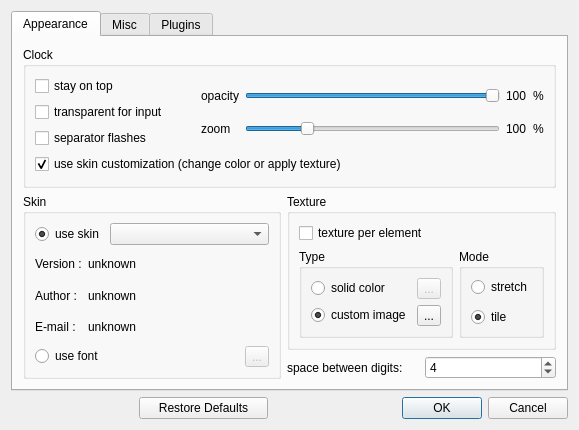
Old version of the form digital_clock/gui/settings_dialog.ui in the repository Kolcha/DigitalClock4.
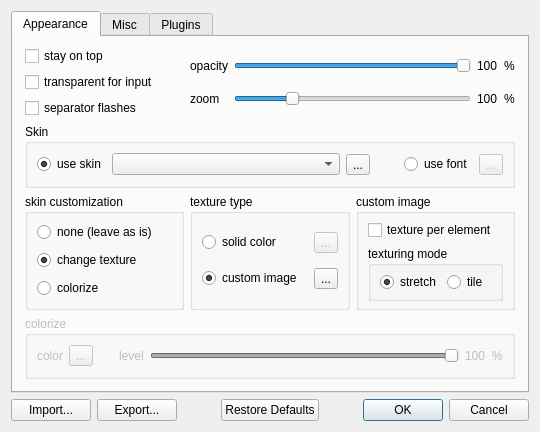
New version of the form. Icons and pictures are not drawn.

Commit message:
redesigned settings dialog
branch : settings_dlg

Diff of the .ui file:
```diff
--- a/digital_clock/gui/settings_dialog.ui
+++ b/digital_clock/gui/settings_dialog.ui
@@ -6,15 +6,72 @@
    <rect>
     <x>0</x>
     <y>0</y>
-    <width>536</width>
-    <height>385</height>
+    <width>496</width>
+    <height>382</height>
    </rect>
   </property>
   <property name="windowTitle">
    <string>Settings</string>
   </property>
-  <layout class="QGridLayout" name="dialog_layout">
-   <item row="0" column="0">
+  <layout class="QGridLayout" name="gridLayout">
+   <item row="1" column="5">
+    <widget class="QDialogButtonBox" name="buttonBox">
+     <property name="orientation">
+      <enum>Qt::Horizontal</enum>
+     </property>
+     <property name="standardButtons">
+      <set>QDialogButtonBox::Cancel|QDialogButtonBox::Ok</set>
+     </property>
+    </widget>
+   </item>
+   <item row="1" column="1">
+    <widget class="QPushButton" name="export_btn">
+     <property name="text">
+      <string>Export...</string>
+     </property>
+    </widget>
+   </item>
+   <item row="1" column="3">
+    <widget class="QPushButton" name="defaults_bth">
+     <property name="text">
+      <string>Restore Defaults</string>
+     </property>
+    </widget>
+   </item>
+   <item row="1" column="4">
+    <spacer name="horizontalSpacer_2">
+     <property name="orientation">
+      <enum>Qt::Horizontal</enum>
+     </property>
+     <property name="sizeHint" stdset="0">
+      <size>
+       <width>21</width>
+       <height>20</height>
+      </size>
+     </property>
+    </spacer>
+   </item>
+   <item row="1" column="0">
+    <widget class="QPushButton" name="import_btn">
+     <property name="text">
+      <string>Import...</string>
+     </property>
+    </widget>
+   </item>
+   <item row="1" column="2">
+    <spacer name="horizontalSpacer">
+     <property name="orientation">
+      <enum>Qt::Horizontal</enum>
+     </property>
+     <property name="sizeHint" stdset="0">
+      <size>
+       <width>21</width>
+       <height>20</height>
+      </size>
+     </property>
+    </spacer>
+   </item>
+   <item row="0" column="0" colspan="6">
     <widget class="QTabWidget" name="tabWidget">
      <property name="currentIndex">
       <number>0</number>
@@ -23,26 +80,42 @@
       <attribute name="title">
        <string>Appearance</string>
       </attribute>
-      <layout class="QGridLayout" name="appearance_tab_layout">
+      <layout class="QGridLayout" name="appearance_layout">
        <property name="leftMargin">
-        <number>10</number>
-       </property>
-       <property name="topMargin">
-        <number>10</number>
+        <number>12</number>
        </property>
        <property name="rightMargin">
-        <number>10</number>
+        <number>12</number>
        </property>
        <property name="bottomMargin">
-        <number>10</number>
+        <number>12</number>
        </property>
-       <item row="0" column="0" colspan="2">
-        <widget class="QGroupBox" name="clock_group">
-         <property name="title">
-          <string>Clock</string>
-         </property>
-         <layout class="QGridLayout" name="clock_layout">
-          <item row="0" column="2">
+       <item row="0" column="0">
+        <layout class="QVBoxLayout" name="checkbox_layout">
+         <item>
+          <widget class="QCheckBox" name="stay_on_top">
+           <property name="text">
+            <string>stay on top</string>
+           </property>
+          </widget>
+         </item>
+         <item>
+          <widget class="QCheckBox" name="transp_for_input">
+           <property name="text">
+            <string>transparent for input</string>
+           </property>
+          </widget>
+         </item>
+         <item>
+          <widget class="QCheckBox" name="sep_flash">
+           <property name="text">
+            <string>separator flashes</string>
+           </property>
+          </widget>
+         </item>
+        </layout>
+       </item>
+       <item row="0" column="1" colspan="2">
            <layout class="QGridLayout" name="sliders_layout">
             <item row="0" column="0">
              <widget class="QLabel" name="opacity_label">
@@ -124,67 +197,11 @@
            </layout>
           </item>
           <item row="1" column="0" colspan="3">
-           <widget class="QCheckBox" name="use_customization">
-            <property name="text">
-             <string>use skin customization (change color or apply texture)</string>
-            </property>
-            <property name="checked">
-             <bool>true</bool>
-            </property>
-           </widget>
-          </item>
-          <item row="0" column="1">
-           <spacer name="horizontalSpacer">
-            <property name="orientation">
-             <enum>Qt::Horizontal</enum>
-            </property>
-            <property name="sizeType">
-             <enum>QSizePolicy::Fixed</enum>
-            </property>
-            <property name="sizeHint" stdset="0">
-             <size>
-              <width>20</width>
-              <height>20</height>
-             </size>
-            </property>
-           </spacer>
-          </item>
-          <item row="0" column="0">
-           <layout class="QVBoxLayout" name="checkbox_layout">
-            <item>
-             <widget class="QCheckBox" name="stay_on_top">
-              <property name="text">
-               <string>stay on top</string>
-              </property>
-             </widget>
-            </item>
-            <item>
-             <widget class="QCheckBox" name="transp_for_input">
-              <property name="text">
-               <string>transparent for input</string>
-              </property>
-             </widget>
-            </item>
-            <item>
-             <widget class="QCheckBox" name="sep_flash">
-              <property name="text">
-               <string>separator flashes</string>
-              </property>
-             </widget>
-            </item>
-           </layout>
-          </item>
-         </layout>
-        </widget>
-       </item>
-       <item row="1" column="0" rowspan="2">
         <widget class="QGroupBox" name="skin_group">
          <property name="title">
           <string>Skin</string>
          </property>
-         <layout class="QVBoxLayout" name="skin_layout">
-          <item>
-           <layout class="QHBoxLayout" name="skin_name_layout" stretch="0,1">
+         <layout class="QHBoxLayout" name="skin_layout">
             <item>
              <widget class="QRadioButton" name="use_skin">
               <property name="text">
@@ -197,6 +214,12 @@
             </item>
             <item>
              <widget class="QComboBox" name="skin_box">
+            <property name="sizePolicy">
+             <sizepolicy hsizetype="Expanding" vsizetype="Fixed">
+              <horstretch>0</horstretch>
+              <verstretch>0</verstretch>
+             </sizepolicy>
+            </property>
               <property name="minimumSize">
                <size>
                 <width>155</width>
@@ -205,56 +228,33 @@
               </property>
              </widget>
             </item>
-           </layout>
-          </item>
           <item>
-           <layout class="QGridLayout" name="skin_info_layout" columnstretch="0,1">
-            <item row="0" column="0">
-             <widget class="QLabel" name="version_label">
+           <widget class="QToolButton" name="skin_info_btn">
               <property name="text">
-               <string>Version :</string>
-              </property>
-             </widget>
-            </item>
-            <item row="0" column="1">
-             <widget class="QLabel" name="version_value">
-              <property name="text">
-               <string notr="true">unknown</string>
+             <string>...</string>
+            </property>
+            <property name="icon">
+             <iconset resource="../digital_clock.qrc">
+              <normaloff>:/clock/images/about.svg</normaloff>:/clock/images/about.svg</iconset>
               </property>
              </widget>
             </item>
-            <item row="1" column="1">
-             <widget class="QLabel" name="author_value">
-              <property name="text">
-               <string notr="true">unknown</string>
-              </property>
-             </widget>
-            </item>
-            <item row="2" column="0">
-             <widget class="QLabel" name="email_label">
-              <property name="text">
-               <string>E-mail :</string>
-              </property>
-             </widget>
-            </item>
-            <item row="1" column="0">
-             <widget class="QLabel" name="author_label">
-              <property name="text">
-               <string>Author :</string>
-              </property>
-             </widget>
-            </item>
-            <item row="2" column="1">
-             <widget class="QLabel" name="email_value">
-              <property name="text">
-               <string notr="true">unknown</string>
-              </property>
-             </widget>
-            </item>
-           </layout>
-          </item>
-          <item>
-           <layout class="QHBoxLayout" name="font_layout">
+          <item>
+           <spacer name="horizontalSpacer_5">
+            <property name="orientation">
+             <enum>Qt::Horizontal</enum>
+            </property>
+            <property name="sizeType">
+             <enum>QSizePolicy::Fixed</enum>
+            </property>
+            <property name="sizeHint" stdset="0">
+             <size>
+              <width>28</width>
+              <height>20</height>
+             </size>
+            </property>
+           </spacer>
+          </item>
             <item>
              <widget class="QRadioButton" name="use_font">
               <property name="text">
@@ -262,19 +262,6 @@
               </property>
              </widget>
             </item>
-            <item>
-             <spacer name="horizontalSpacer_2">
-              <property name="orientation">
-               <enum>Qt::Horizontal</enum>
-              </property>
-              <property name="sizeHint" stdset="0">
-               <size>
-                <width>40</width>
-                <height>20</height>
-               </size>
-              </property>
-             </spacer>
-            </item>
             <item>
              <widget class="QToolButton" name="sel_font_btn">
               <property name="enabled">
@@ -286,22 +273,53 @@
              </widget>
             </item>
            </layout>
+        </widget>
+       </item>
+       <item row="2" column="0">
+        <widget class="QGroupBox" name="customization_group">
+         <property name="title">
+          <string>skin customization</string>
+         </property>
+         <layout class="QVBoxLayout" name="customization_layout">
+          <property name="topMargin">
+           <number>6</number>
+          </property>
+          <property name="bottomMargin">
+           <number>6</number>
+          </property>
+          <item>
+           <widget class="QRadioButton" name="cust_none">
+            <property name="text">
+             <string>none (leave as is)</string>
+            </property>
+           </widget>
+          </item>
+          <item>
+           <widget class="QRadioButton" name="cust_texturing">
+            <property name="text">
+             <string>change texture</string>
+            </property>
+            <property name="checked">
+             <bool>true</bool>
+            </property>
+           </widget>
+          </item>
+          <item>
+           <widget class="QRadioButton" name="cust_colorize">
+            <property name="text">
+             <string>colorize</string>
+            </property>
+           </widget>
           </item>
          </layout>
         </widget>
        </item>
-       <item row="1" column="1">
+       <item row="2" column="1">
         <widget class="QGroupBox" name="texture_group">
          <property name="title">
-          <string>Texture</string>
+          <string>texture type</string>
          </property>
          <layout class="QGridLayout" name="texture_layout">
-          <item row="1" column="0">
-           <widget class="QGroupBox" name="txd_type_group">
-            <property name="title">
-             <string>Type</string>
-            </property>
-            <layout class="QGridLayout" name="type_layout">
              <item row="0" column="0">
               <widget class="QRadioButton" name="type_color">
                <property name="text">
@@ -309,6 +327,16 @@
                </property>
               </widget>
              </item>
+          <item row="0" column="1">
+           <widget class="QToolButton" name="sel_color_btn">
+            <property name="enabled">
+             <bool>false</bool>
+            </property>
+            <property name="text">
+             <string>...</string>
+            </property>
+           </widget>
+          </item>
              <item row="1" column="0">
               <widget class="QRadioButton" name="type_image">
                <property name="text">
@@ -322,32 +350,38 @@
              <item row="1" column="1">
               <widget class="QToolButton" name="sel_image_btn">
                <property name="text">
-                <string notr="true">...</string>
-               </property>
-              </widget>
-             </item>
-             <item row="0" column="1">
-              <widget class="QToolButton" name="sel_color_btn">
-               <property name="enabled">
-                <bool>false</bool>
-               </property>
-               <property name="text">
-                <string notr="true">...</string>
+             <string>...</string>
                </property>
               </widget>
              </item>
             </layout>
            </widget>
           </item>
-          <item row="1" column="1">
+       <item row="2" column="2">
+        <widget class="QGroupBox" name="image_group">
+         <property name="title">
+          <string>custom image</string>
+         </property>
+         <layout class="QVBoxLayout" name="image_layout">
+          <property name="topMargin">
+           <number>6</number>
+          </property>
+          <property name="bottomMargin">
+           <number>6</number>
+          </property>
+          <item>
+           <widget class="QCheckBox" name="txd_per_elem">
+            <property name="text">
+             <string>texture per element</string>
+            </property>
+           </widget>
+          </item>
+          <item>
            <widget class="QGroupBox" name="mode_group">
             <property name="title">
-             <string>Mode</string>
+             <string>texturing mode</string>
             </property>
-            <layout class="QVBoxLayout" name="mode_layout">
-             <property name="spacing">
-              <number>8</number>
-             </property>
+            <layout class="QHBoxLayout" name="mode_layout">
              <property name="topMargin">
               <number>6</number>
              </property>
@@ -359,6 +393,9 @@
                <property name="text">
                 <string>stretch</string>
                </property>
+               <property name="checked">
+                <bool>true</bool>
+               </property>
               </widget>
              </item>
              <item>
@@ -366,47 +403,92 @@
                <property name="text">
                 <string>tile</string>
                </property>
-               <property name="checked">
-                <bool>true</bool>
-               </property>
               </widget>
              </item>
             </layout>
            </widget>
           </item>
-          <item row="0" column="0" colspan="2">
-           <widget class="QCheckBox" name="txd_per_elem">
+         </layout>
+        </widget>
+       </item>
+       <item row="3" column="0" colspan="3">
+        <widget class="QGroupBox" name="colorize_group">
+         <property name="enabled">
+          <bool>false</bool>
+         </property>
+         <property name="title">
+          <string>colorize</string>
+         </property>
+         <layout class="QHBoxLayout" name="colorize_layout">
+          <item>
+           <widget class="QLabel" name="color_label">
             <property name="text">
-             <string>texture per element</string>
+             <string>color</string>
             </property>
+            <property name="margin">
+             <number>3</number>
+            </property>
            </widget>
           </item>
-         </layout>
-        </widget>
-       </item>
-       <item row="2" column="1">
-        <layout class="QHBoxLayout" name="space_layout">
+          <item>
+           <widget class="QToolButton" name="img_color_btn">
+            <property name="text">
+             <string>...</string>
+            </property>
+           </widget>
+          </item>
          <item>
-          <widget class="QLabel" name="space_label">
+           <spacer name="horizontalSpacer_3">
+            <property name="orientation">
+             <enum>Qt::Horizontal</enum>
+            </property>
+            <property name="sizeType">
+             <enum>QSizePolicy::Fixed</enum>
+            </property>
+            <property name="sizeHint" stdset="0">
+             <size>
+              <width>20</width>
+              <height>20</height>
+             </size>
+            </property>
+           </spacer>
+          </item>
+          <item>
+           <widget class="QLabel" name="level_label">
            <property name="text">
-            <string>space between digits:</string>
+             <string>level</string>
            </property>
           </widget>
          </item>
          <item>
-          <widget class="QSpinBox" name="space_value">
-           <property name="minimum">
-            <number>-10</number>
-           </property>
+           <widget class="QSlider" name="level_slider">
            <property name="maximum">
             <number>100</number>
            </property>
            <property name="value">
-            <number>4</number>
+             <number>100</number>
+            </property>
+            <property name="orientation">
+             <enum>Qt::Horizontal</enum>
+            </property>
+           </widget>
+          </item>
+          <item>
+           <widget class="QLabel" name="level_value">
+            <property name="text">
+             <string>100</string>
+            </property>
+           </widget>
+          </item>
+          <item>
+           <widget class="QLabel" name="level_percent">
+            <property name="text">
+             <string>%</string>
            </property>
           </widget>
          </item>
         </layout>
+        </widget>
        </item>
       </layout>
      </widget>
@@ -414,65 +496,54 @@
       <attribute name="title">
        <string>Misc</string>
       </attribute>
-      <layout class="QGridLayout" name="misc_tab_layout">
+      <layout class="QGridLayout" name="misc_layout">
        <property name="leftMargin">
-        <number>10</number>
+        <number>12</number>
        </property>
-       <property name="topMargin">
-        <number>10</number>
-       </property>
        <property name="rightMargin">
-        <number>10</number>
+        <number>12</number>
        </property>
        <property name="bottomMargin">
-        <number>10</number>
+        <number>12</number>
        </property>
-       <item row="0" column="1">
-        <widget class="QGroupBox" name="export_import_group">
-         <property name="title">
-          <string>Export/import settings</string>
-         </property>
-         <layout class="QHBoxLayout" name="export_import_layout">
-          <property name="leftMargin">
-           <number>8</number>
-          </property>
-          <property name="topMargin">
-           <number>8</number>
-          </property>
-          <property name="rightMargin">
-           <number>8</number>
-          </property>
-          <property name="bottomMargin">
-           <number>8</number>
-          </property>
-          <item>
-           <widget class="QPushButton" name="export_btn">
-            <property name="text">
-             <string>Export ...</string>
-            </property>
-           </widget>
-          </item>
-          <item>
-           <widget class="QPushButton" name="import_btn">
-            <property name="text">
-             <string>Import ...</string>
-            </property>
-           </widget>
-          </item>
-         </layout>
-        </widget>
-       </item>
        <item row="0" column="0">
+        <layout class="QVBoxLayout" name="verticalLayout">
+         <item>
+          <widget class="QCheckBox" name="autostart">
+           <property name="text">
+            <string>start on system startup</string>
+           </property>
+          </widget>
+         </item>
+         <item>
+          <widget class="QCheckBox" name="enable_autoupdate">
+           <property name="text">
+            <string>enable autoupdate</string>
+           </property>
+           <property name="checked">
+            <bool>true</bool>
+           </property>
+          </widget>
+         </item>
+        </layout>
+       </item>
+       <item row="0" column="1">
         <widget class="QGroupBox" name="time_format_group">
          <property name="title">
           <string>Time format</string>
          </property>
          <layout class="QHBoxLayout" name="time_format_layout">
+          <property name="leftMargin">
+           <number>8</number>
+          </property>
           <property name="topMargin">
+           <number>10</number>
+          </property>
+          <property name="rightMargin">
            <number>8</number>
           </property>
           <property name="bottomMargin">
-           <number>8</number>
+           <number>10</number>
           </property>
           <item>
            <widget class="QRadioButton" name="system_format">
@@ -566,27 +637,53 @@
         </widget>
        </item>
        <item row="1" column="0" colspan="2">
+        <widget class="QGroupBox" name="space_group">
+         <property name="title">
+          <string>Space between digits</string>
+         </property>
+         <layout class="QHBoxLayout" name="space_layout">
+          <item>
+           <widget class="QLabel" name="space_less_label">
+            <property name="text">
+             <string>less</string>
+            </property>
+           </widget>
+          </item>
+          <item>
+           <widget class="QSlider" name="space_slider">
+            <property name="minimum">
+             <number>-10</number>
+            </property>
+            <property name="maximum">
+             <number>50</number>
+            </property>
+            <property name="value">
+             <number>4</number>
+            </property>
+            <property name="orientation">
+             <enum>Qt::Horizontal</enum>
+            </property>
+            <property name="tickPosition">
+             <enum>QSlider::NoTicks</enum>
+            </property>
+           </widget>
+          </item>
+          <item>
+           <widget class="QLabel" name="space_more_label">
+            <property name="text">
+             <string>more</string>
+            </property>
+           </widget>
+          </item>
+         </layout>
+        </widget>
+       </item>
+       <item row="2" column="0" colspan="2">
         <widget class="QGroupBox" name="autoupdate_group">
          <property name="title">
           <string>Autoupdate</string>
          </property>
          <layout class="QHBoxLayout" name="autoupdate_layout">
-          <property name="topMargin">
-           <number>8</number>
-          </property>
-          <property name="bottomMargin">
-           <number>8</number>
-          </property>
-          <item>
-           <widget class="QCheckBox" name="enable_autoupdate">
-            <property name="text">
-             <string>enable autoupdate</string>
-            </property>
-            <property name="checked">
-             <bool>true</bool>
-            </property>
-           </widget>
-          </item>
           <item>
            <widget class="QLabel" name="update_period_label">
             <property name="text">
@@ -597,6 +694,19 @@
           <item>
            <widget class="QComboBox" name="update_period_box"/>
           </item>
+          <item>
+           <spacer name="horizontalSpacer_6">
+            <property name="orientation">
+             <enum>Qt::Horizontal</enum>
+            </property>
+            <property name="sizeHint" stdset="0">
+             <size>
+              <width>81</width>
+              <height>20</height>
+             </size>
+            </property>
+           </spacer>
+          </item>
           <item>
            <widget class="QCheckBox" name="check_for_beta">
             <property name="text">
@@ -607,7 +717,7 @@
          </layout>
         </widget>
        </item>
-       <item row="3" column="0">
+       <item row="3" column="1">
         <spacer name="verticalSpacer">
          <property name="orientation">
           <enum>Qt::Vertical</enum>
@@ -620,81 +730,30 @@
          </property>
         </spacer>
        </item>
-       <item row="2" column="0" colspan="2">
-        <widget class="QCheckBox" name="autostart">
-         <property name="text">
-          <string>start on system startup</string>
-         </property>
-        </widget>
-       </item>
       </layout>
      </widget>
      <widget class="QWidget" name="plugins_tab">
       <attribute name="title">
        <string>Plugins</string>
       </attribute>
-      <layout class="QVBoxLayout" name="plugins_tab_layout">
-       <item>
+      <layout class="QGridLayout" name="plugins_layout">
+       <property name="leftMargin">
+        <number>12</number>
+       </property>
+       <property name="rightMargin">
+        <number>12</number>
+       </property>
+       <property name="bottomMargin">
+        <number>12</number>
+       </property>
+       <item row="0" column="0">
         <widget class="QListWidget" name="plugins_list"/>
        </item>
       </layout>
      </widget>
     </widget>
    </item>
-   <item row="1" column="0">
-    <layout class="QHBoxLayout" name="buttons_layout">
-     <item>
-      <spacer name="horizontalSpacer_3">
-       <property name="orientation">
-        <enum>Qt::Horizontal</enum>
-       </property>
-       <property name="sizeHint" stdset="0">
-        <size>
-         <width>40</width>
-         <height>20</height>
-        </size>
-       </property>
-      </spacer>
-     </item>
-     <item>
-      <widget class="QPushButton" name="defaults_bth">
-       <property name="sizePolicy">
-        <sizepolicy hsizetype="Expanding" vsizetype="Fixed">
-         <horstretch>0</horstretch>
-         <verstretch>0</verstretch>
-        </sizepolicy>
-       </property>
-       <property name="text">
-        <string>Restore Defaults</string>
-       </property>
-      </widget>
-     </item>
-     <item>
-      <spacer name="horizontalSpacer_4">
-       <property name="orientation">
-        <enum>Qt::Horizontal</enum>
-       </property>
-       <property name="sizeHint" stdset="0">
-        <size>
-         <width>40</width>
-         <height>20</height>
-        </size>
-       </property>
-      </spacer>
-     </item>
-     <item>
-      <widget class="QDialogButtonBox" name="buttonBox">
-       <property name="orientation">
-        <enum>Qt::Horizontal</enum>
-       </property>
-       <property name="standardButtons">
-        <set>QDialogButtonBox::Cancel|QDialogButtonBox::Ok</set>
-       </property>
-      </widget>
-     </item>
-    </layout>
-   </item>
-  </layout>
+  </layout>
  </widget>
  <tabstops>
   <tabstop>buttonBox</tabstop>
```
Left out of the diff: 367 changed lines with no effect on the pictures. Lines whose indentation alone changed are shown as unchanged. The commit also changes 5 other files.
